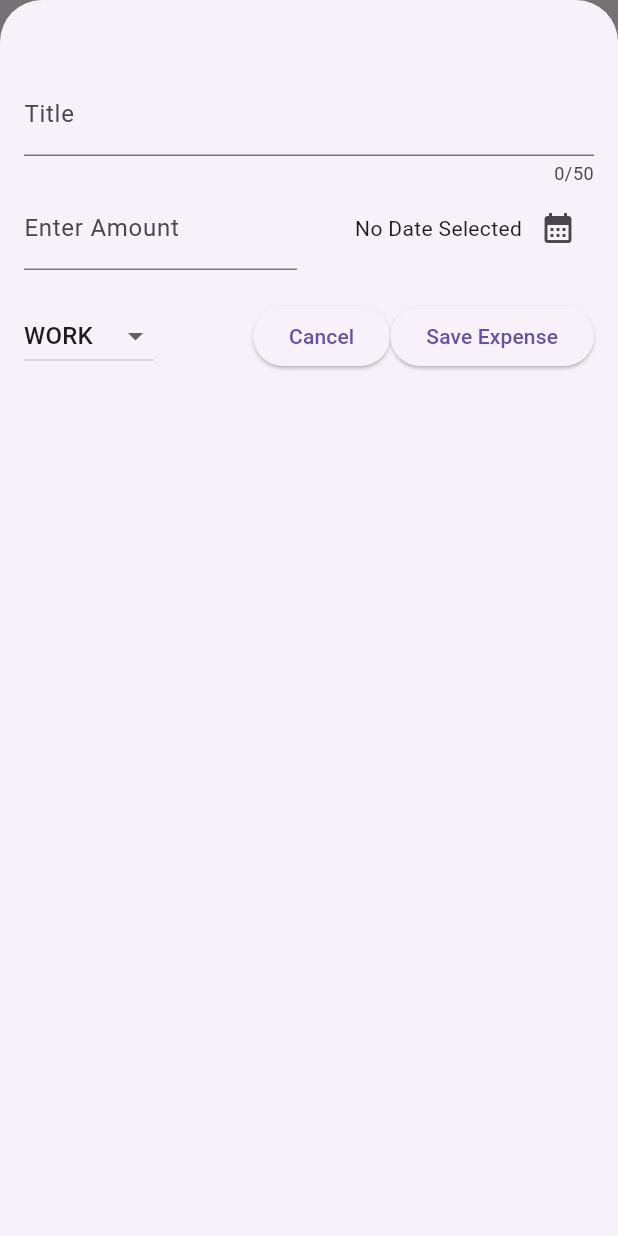
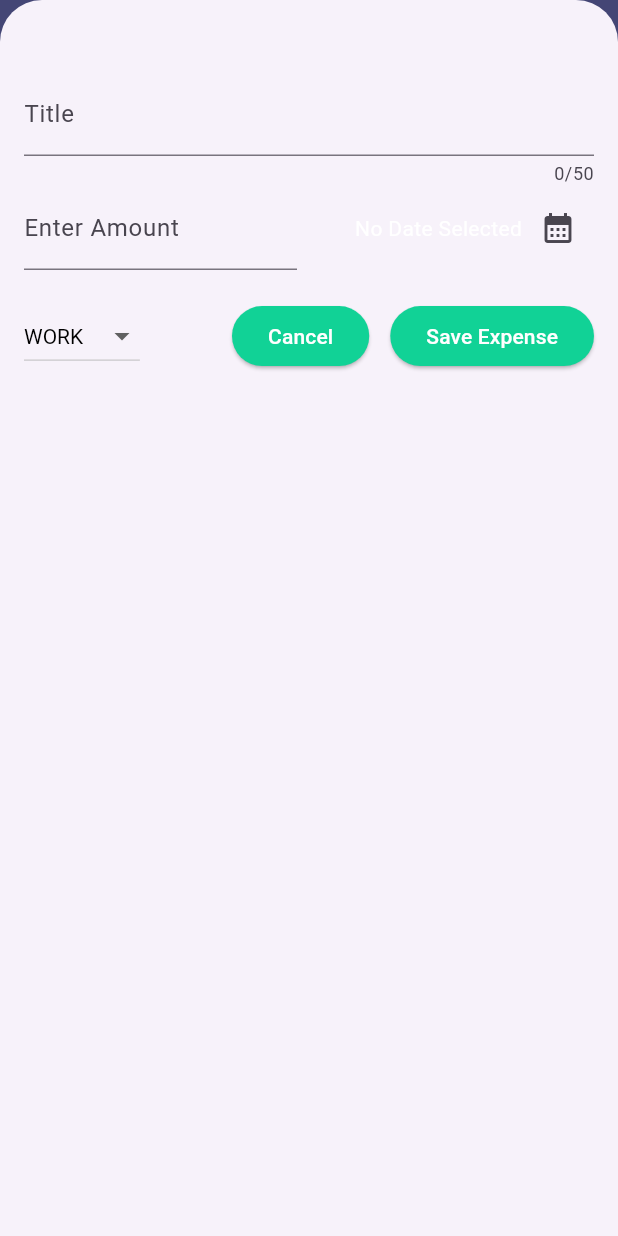
Before and after one commit to ajax-39/Flutter_BudgetBuddy, a Flutter app: the screen it shows after launch, after a tap on the "add" icon, on a phone screen of 412 x 824 dp. Run offline on Flutter 3.47's test engine with Material 3 defaults, Android fonts, the phone set to English and light mode, and no system bars.

Commit message:
added color theme to card,appbar,&background

```diff
--- a/lib/main.dart
+++ b/lib/main.dart
@@ -3,9 +3,49 @@ import 'package:expense_tracker/widgets/expenses.dart';
 
 void main() {
   runApp(
-    const MaterialApp(
+    MaterialApp(
+      //setting up theme
+
+      theme: ThemeData().copyWith(
+        scaffoldBackgroundColor: const Color(0xFF9598ff),
+
+        //app bar
+        appBarTheme: const AppBarTheme().copyWith(
+          backgroundColor: const Color(0xFF9598ff),
+        ),
+
+        //card theme
+        cardTheme: const CardTheme().copyWith(
+          color: const Color(0xFFa9feff),
+          margin: const EdgeInsets.symmetric(
+            horizontal: 12,
+            vertical: 6,
+          ),
+        ),
+
+        //button theme
+        elevatedButtonTheme: ElevatedButtonThemeData(
+          style: ElevatedButton.styleFrom(
+            backgroundColor: const Color(0xFF11d296),
+            foregroundColor: Colors.white,
+          ),
+        ),
+        textTheme: const TextTheme(
+          titleLarge: TextStyle(
+            fontWeight: FontWeight.bold,
+            fontSize: 24,
+          ),
+          titleMedium: TextStyle(
+            color: Colors.black,
+            fontWeight: FontWeight.w600,
+            fontSize: 18,
+          ),
+        ),
+      ),
+
       debugShowCheckedModeBanner: false,
-      home: Expenses(),
+
+      home: const Expenses(),
     ),
   );
 }
--- a/lib/widgets/expenses.dart
+++ b/lib/widgets/expenses.dart
@@ -97,7 +97,9 @@ class _ExpensesState extends State<Expenses> {
       //
       body: Column(
         children: [
-          const Text('The Chart'),
+          const SizedBox(
+            height: 10,
+          ),
           Expanded(
             child: mainContent,
           ),
--- a/lib/widgets/expenses_list/expenses_item.dart
+++ b/lib/widgets/expenses_list/expenses_item.dart
@@ -16,13 +16,16 @@ class ExpenseItem extends StatelessWidget {
       child: Padding(
         padding: const EdgeInsets.symmetric(
           horizontal: 20,
-          vertical: 16,
+          vertical: 10,
         ),
         child: Column(
+          crossAxisAlignment: CrossAxisAlignment.start,
           children: [
             Text(
               expense.title,
+              style: Theme.of(context).textTheme.titleMedium,
             ),
+            //
             const SizedBox(
               height: 4,
             ),
@@ -31,6 +34,7 @@ class ExpenseItem extends StatelessWidget {
               children: [
                 Text(
                   '\$ ${expense.amount.toStringAsFixed(2)}',
+                  style: Theme.of(context).textTheme.titleMedium,
                 ),
                 //
                 const Spacer(),
@@ -41,7 +45,10 @@ class ExpenseItem extends StatelessWidget {
                     const SizedBox(
                       width: 8,
                     ),
-                    Text(expense.formattedDate)
+                    Text(
+                      expense.formattedDate,
+                      style: Theme.of(context).textTheme.titleMedium,
+                    )
                   ],
                 ),
               ],
--- a/lib/widgets/expenses_list/expenses_list.dart
+++ b/lib/widgets/expenses_list/expenses_list.dart
@@ -17,6 +17,9 @@ class ExpenseList extends StatelessWidget {
       itemCount: expenses.length,
       itemBuilder: (ctx, index) => Dismissible(
         key: ValueKey(expenses[index]),
+        background: Container(
+          color: const Color(0xFFec5e69).withOpacity(0.95),
+        ),
         onDismissed: (direction) {
           onRemoveExpense(expenses[index]);
         },
--- a/lib/widgets/new_expense.dart
+++ b/lib/widgets/new_expense.dart
@@ -110,6 +110,7 @@ class _NewExpenseState extends State<NewExpense> {
         children: [
           //input the data
           TextField(
+            style: const TextStyle(color: Colors.black),
             controller: _titleController,
             maxLength: 50,
             decoration: const InputDecoration(
@@ -121,6 +122,7 @@ class _NewExpenseState extends State<NewExpense> {
             children: [
               Expanded(
                 child: TextField(
+                  style: const TextStyle(color: Colors.black),
                   controller: _amountController,
                   keyboardType: TextInputType.number,
                   decoration: const InputDecoration(
@@ -163,6 +165,9 @@ class _NewExpenseState extends State<NewExpense> {
             mainAxisAlignment: MainAxisAlignment.spaceBetween,
             children: [
               DropdownButton(
+                style: const TextStyle(
+                  color: Colors.black,
+                ),
                 value: _selectedCategory,
                 items: Category.values
                     .map(
@@ -189,6 +194,9 @@ class _NewExpenseState extends State<NewExpense> {
                 },
                 child: const Text('Cancel'),
               ),
+              const SizedBox(
+                width: 14,
+              ),
               ElevatedButton(
                 onPressed: _submitExpense,
                 child: const Text('Save Expense'),
```
